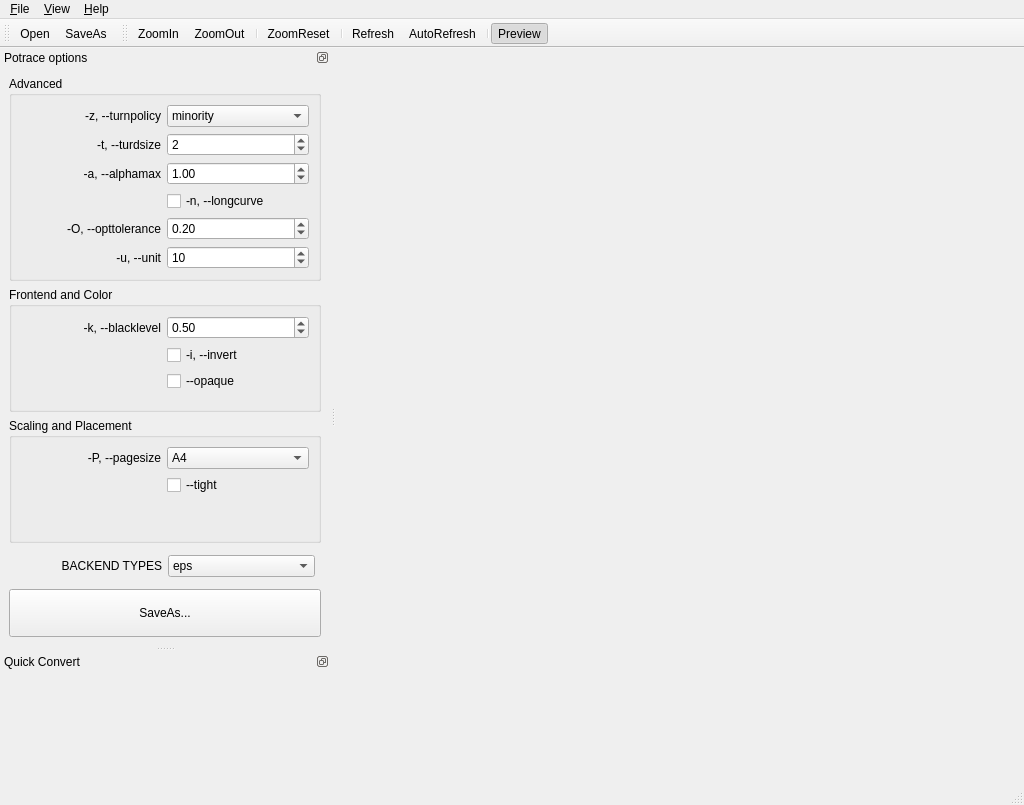
Qt form ui/MainWindow.ui (MizunagiKB/potrace_gui) before a commit.
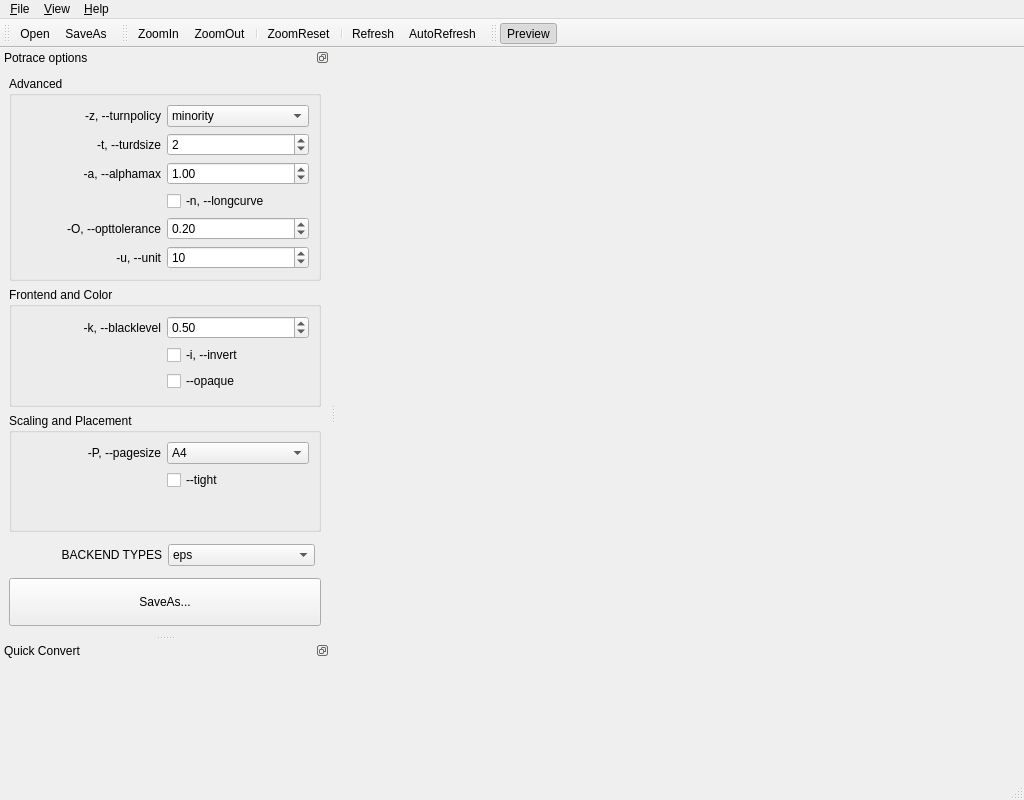
The same form after that commit. Icons and pictures are not drawn.

Commit message: Window size adjustment.

Diff of the .ui file:
```diff
--- a/ui/MainWindow.ui
+++ b/ui/MainWindow.ui
@@ -7,7 +7,7 @@
     <x>0</x>
     <y>0</y>
     <width>1024</width>
-    <height>805</height>
+    <height>800</height>
    </rect>
   </property>
   <property name="acceptDrops">
@@ -94,14 +94,12 @@
    <addaction name="separator"/>
    <addaction name="actionViewRefresh"/>
    <addaction name="actionViewAutoRefresh"/>
-   <addaction name="separator"/>
-   <addaction name="actionViewPreview"/>
   </widget>
   <widget class="QDockWidget" name="dockWidget_7">
    <property name="minimumSize">
     <size>
      <width>330</width>
-     <height>583</height>
+     <height>540</height>
     </size>
    </property>
    <property name="maximumSize">
@@ -365,22 +363,9 @@
         <string>Frontend and Color</string>
        </property>
        <layout class="QFormLayout" name="formLayout_3">
-        <item row="2" column="0">
-         <widget class="QLabel" name="label_3">
-          <property name="minimumSize">
-           <size>
-            <width>140</width>
-            <height>0</height>
-           </size>
-          </property>
-          <property name="text">
-           <string/>
-          </property>
-          <property name="alignment">
-           <set>Qt::AlignRight|Qt::AlignTrailing|Qt::AlignVCenter</set>
-          </property>
-         </widget>
-        </item>
+        <property name="bottomMargin">
+         <number>6</number>
+        </property>
         <item row="2" column="1">
          <widget class="QCheckBox" name="ptOpaque">
           <property name="minimumSize">
@@ -686,6 +671,21 @@
     <layout class="QVBoxLayout" name="verticalLayout"/>
    </widget>
   </widget>
+  <widget class="QToolBar" name="toolBar_3">
+   <property name="windowTitle">
+    <string>toolBar_3</string>
+   </property>
+   <property name="toolButtonStyle">
+    <enum>Qt::ToolButtonTextBesideIcon</enum>
+   </property>
+   <attribute name="toolBarArea">
+    <enum>TopToolBarArea</enum>
+   </attribute>
+   <attribute name="toolBarBreak">
+    <bool>false</bool>
+   </attribute>
+   <addaction name="actionViewPreview"/>
+  </widget>
   <action name="actionFileClose">
    <property name="text">
     <string>Close</string>
```
The commit also changes 1 other file.
